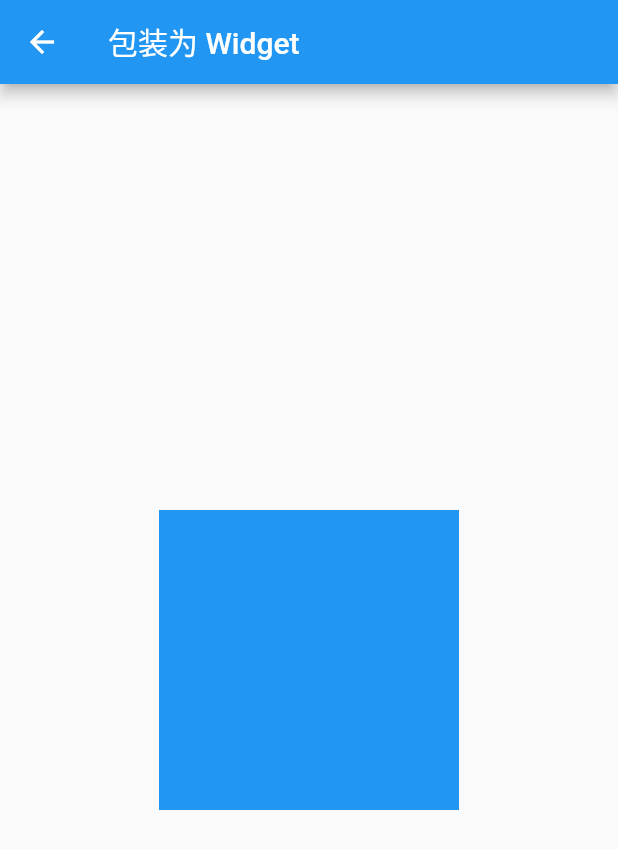
After one commit to BytesZero/flutter_canvas, a Flutter app: the CreateWidgetPage screen opened by its route, on a phone screen of 412 x 824 dp. The commit adds this screen. Shown: the top 849 px of the screen. Run offline on Flutter 3.47's test engine with Material 2 defaults, Android fonts, the phone set to English and light mode, and no system bars.

Commit message:
1、包装为 Widget

```diff
--- /dev/null
+++ b/lib/base/003_create_widget.dart
@@ -0,0 +1,88 @@
+import 'dart:math';
+
+import 'package:flutter/material.dart';
+
+class CreateWidget extends StatelessWidget {
+  @override
+  Widget build(BuildContext context) {
+    return new MaterialApp(
+      title: 'CreateWidget',
+      theme: new ThemeData(primarySwatch: Colors.blue),
+      home: new CreateWidgetPage(),
+    );
+  }
+}
+
+class CreateWidgetPage extends StatefulWidget {
+  @override
+  State<StatefulWidget> createState() => new _CreateWidgetPageState();
+}
+
+class _CreateWidgetPageState extends State<CreateWidgetPage> {
+  Color color = Colors.blue;
+
+  @override
+  Widget build(BuildContext context) {
+    return Scaffold(
+      appBar: AppBar(
+        title: Text('包装为 Widget'),
+      ),
+      body: Center(
+        child: GestureDetector(
+          child: SquareColorWidget(
+            color: color,
+          ),
+          onTap: () {
+            setState(() {
+              color = Color.fromARGB(255, Random.secure().nextInt(255),
+                  Random.secure().nextInt(255), Random.secure().nextInt(255));
+            });
+          },
+        ),
+      ),
+    );
+  }
+}
+
+///方形动态颜色Widget
+class SquareColorWidget extends StatefulWidget {
+  ///颜色修改
+  final Color color;
+
+  SquareColorWidget({this.color});
+
+  @override
+  State<StatefulWidget> createState() => new _SquareColorWidgetState();
+}
+
+class _SquareColorWidgetState extends State<SquareColorWidget> {
+  @override
+  Widget build(BuildContext context) {
+    return CustomPaint(
+      painter: SquarePainter(color: widget.color),
+      size: Size(200, 200),
+    );
+  }
+}
+
+class SquarePainter extends CustomPainter {
+  ///颜色修改
+  final Color color;
+
+  SquarePainter({this.color});
+
+  @override
+  void paint(Canvas canvas, Size size) {
+    var paint = Paint()
+      ..isAntiAlias = true
+      ..style = PaintingStyle.fill
+      ..color = color;
+
+    canvas.drawRect(Offset.zero & size, paint);
+  }
+
+  @override
+  bool shouldRepaint(CustomPainter oldDelegate) {
+    return true;
+  }
+}
--- a/lib/main.dart
+++ b/lib/main.dart
@@ -1,6 +1,7 @@
 import 'package:flutter/material.dart';
 import 'package:flutter_canvas/base/001_create.dart';
 import 'package:flutter_canvas/base/002_line_circle_square.dart';
+import 'package:flutter_canvas/base/003_create_widget.dart';
 
 void main() => runApp(MyApp());
 
@@ -18,6 +19,7 @@ class MyApp extends StatelessWidget {
         '001_create': (BuildContext context) => CreatePage(),
         '002_point_line_surface': (BuildContext context) =>
             LineCircleSquarePage(),
+        '003_create_widget': (BuildContext context) => CreateWidgetPage(),
       },
     );
   }
@@ -35,7 +37,7 @@ class _MyHomePageState extends State<MyHomePage> {
   var baseList = [
     ['创建 CustomPaint', '001_create'],
     ['绘制线、圆、方', '002_point_line_surface'],
-    ['画线', '001_create'],
+    ['包装为 Widget', '003_create_widget'],
     ['画圆', '001_create'],
   ];
 
```
Also changed, not shown: 1 other file.
